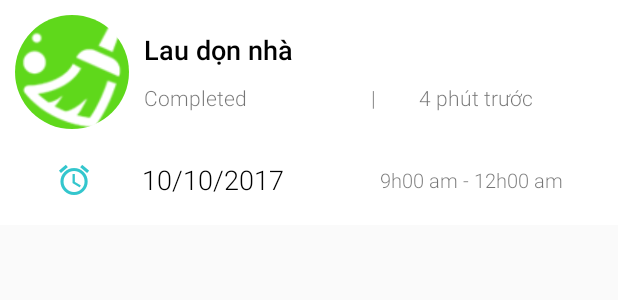
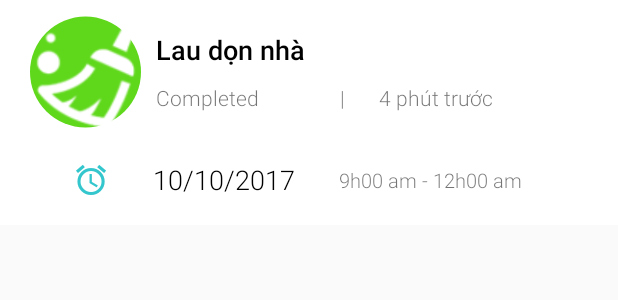
Before and after one commit to thanhduy26091995/Owner, an Android app: the layout list_item_job.xml on its own in the app's theme, with its tools: preview values and no code run, on a phone screen of 412 x 824 dp. Shown: the top 300 px of the screen. Run offline under Robolectric (Android 15) with nearby library versions, the phone set to English and light mode, and no system bars.

Commit message:
Merge code lần đầu 3

```diff
--- a/app/src/main/java/com/hbbsolution/owner/more/duy_nguyen/CommentActivity.java
+++ b/app/src/main/java/com/hbbsolution/owner/history/view/CommentActivity.java
@@ -1,4 +1,4 @@
-package com.hbbsolution.owner.more.duy_nguyen;
+package com.hbbsolution.owner.history.view;
 
 import android.graphics.PorterDuff;
 import android.graphics.drawable.LayerDrawable;
--- a/app/src/main/java/com/hbbsolution/owner/more/duy_nguyen/HistoryActivity.java
+++ b/app/src/main/java/com/hbbsolution/owner/history/view/HistoryActivity.java
@@ -1,7 +1,7 @@
-package com.hbbsolution.owner.more.duy_nguyen;
+package com.hbbsolution.owner.history.view;
 
+import android.os.Bundle;
 import android.support.v7.app.AppCompatActivity;
-import android.os.Bundle;
 
 import com.hbbsolution.owner.R;
 
--- a/app/src/main/res/layout/list_item_job.xml
+++ b/app/src/main/res/layout/list_item_job.xml
@@ -25,7 +25,9 @@
                 android:layout_width="0dp"
                 android:layout_height="match_parent"
                 android:layout_weight="1"
-                android:gravity="center">
+                android:gravity="center"
+                android:layout_marginLeft="10dp"
+                android:layout_marginStart="10dp">
 
                 <de.hdodenhof.circleimageview.CircleImageView
                     android:id="@+id/img_job_type"
@@ -64,7 +66,7 @@
                         android:layout_height="wrap_content"
                         android:layout_marginTop="10dp"
                         android:orientation="horizontal"
-                        android:weightSum="5">
+                        android:weightSum="6">
 
                         <TextView
                             android:layout_width="0dp"
@@ -83,7 +85,7 @@
                             android:id="@+id/tvTime"
                             android:layout_width="0dp"
                             android:layout_height="wrap_content"
-                            android:layout_weight="2"
+                            android:layout_weight="3"
                             android:text="4 phút trước"/>
                     </LinearLayout>
                 </LinearLayout>
@@ -95,18 +97,23 @@
             android:layout_height="0dp"
             android:layout_weight="1"
             android:orientation="horizontal"
-            android:weightSum="5"
-            android:layout_marginBottom="5dp">
+            android:layout_marginBottom="5dp"
+            android:layout_marginLeft="10dp"
+            android:layout_marginStart="10dp">
 
             <LinearLayout
                 android:layout_width="match_parent"
                 android:layout_height="wrap_content"
-                android:layout_gravity="center_vertical">
+                android:layout_gravity="center_vertical"
+                android:weightSum="6"
+                android:layout_marginLeft="10dp"
+                android:layout_marginStart="10dp">
 
             <com.hbbsolution.owner.base.IconTextView
                 android:layout_width="0dp"
                 android:layout_height="match_parent"
                 android:layout_marginLeft="10dp"
+                android:layout_marginStart="10dp"
                 android:layout_weight="1"
                 android:gravity="center"
                 android:text="@string/manager_ic_clock"
@@ -116,8 +123,8 @@
             <TextView
                 android:layout_width="0dp"
                 android:layout_height="match_parent"
-                android:layout_marginLeft="5dp"
-                android:layout_marginStart="5dp"
+                android:layout_marginLeft="10dp"
+                android:layout_marginStart="10dp"
                 android:layout_weight="2"
                 android:gravity="center_vertical"
                 android:text="10/10/2017"
@@ -127,7 +134,7 @@
             <TextView
                 android:layout_width="0dp"
                 android:layout_height="match_parent"
-                android:layout_weight="2"
+                android:layout_weight="3"
                 android:gravity="center_vertical"
                 android:text="9h00 am - 12h00 am"
                 android:textSize="13sp" />
```
Also changed, not shown: app/src/main/res/layout/list_item_helpler.xml (+93 -2 lines).
